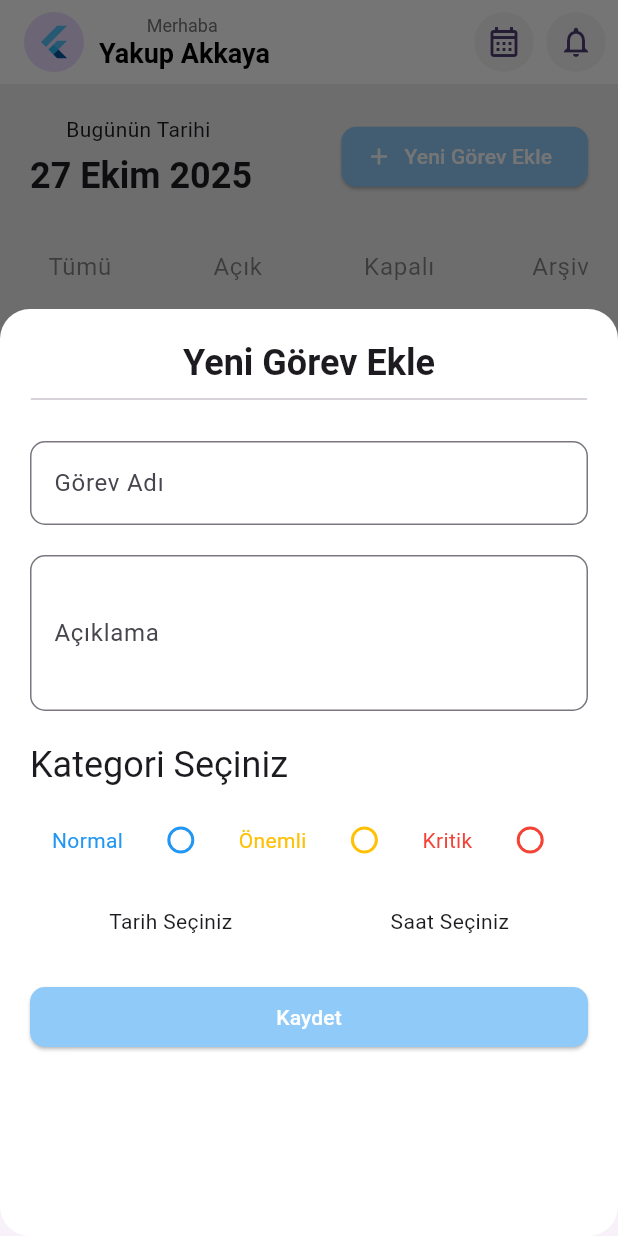
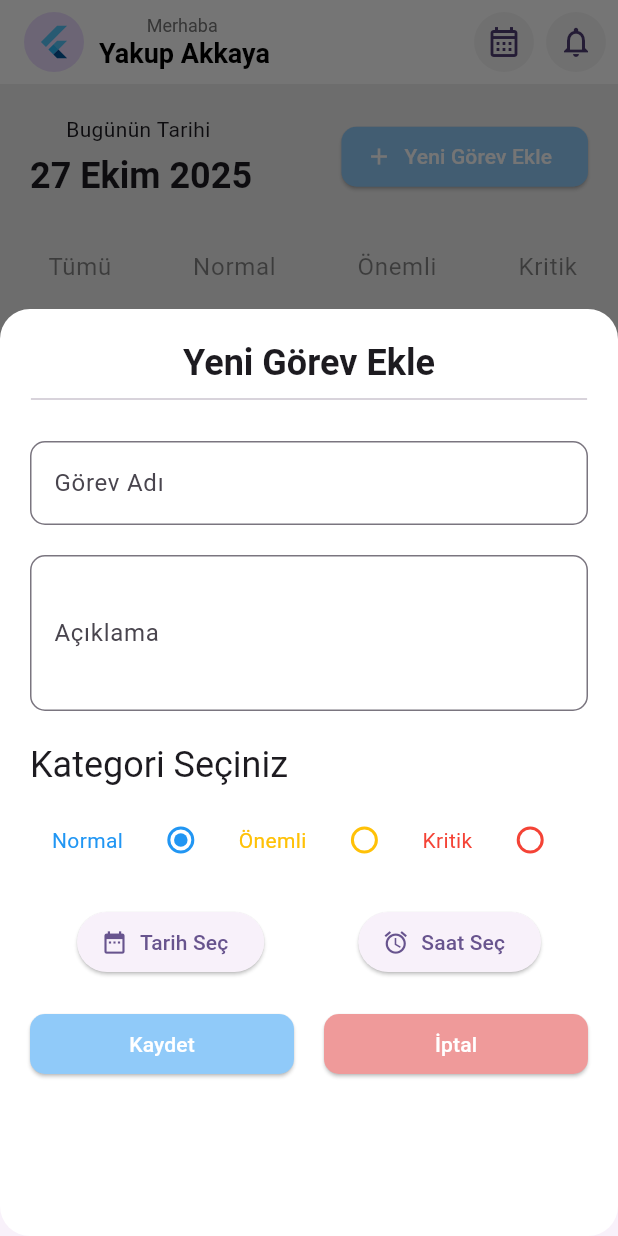
Before and after one commit to ykakkaya/todoapp-riverpod-firebase, a Flutter app: the screen it shows after launch, after a tap on "Yeni Görev Ekle", on a phone screen of 412 x 824 dp. Run offline on Flutter 3.47's test engine with Material 3 defaults, Android fonts, the phone set to English and light mode, and no system bars; our stand-ins replace flutter_datetime_picker_plus, flutter_riverpod, gap.

Commit message:
task add uı + riverpod package add

```diff
--- a/lib/main.dart
+++ b/lib/main.dart
@@ -1,12 +1,14 @@
 import 'package:flutter/material.dart';
+import 'package:flutter_riverpod/flutter_riverpod.dart';
 import 'package:todoapp/views/home_page.dart';
 import 'package:intl/date_symbol_data_local.dart';
+import 'package:flutter_localizations/flutter_localizations.dart';
 
 
 void main() async{
   WidgetsFlutterBinding.ensureInitialized();
   await initializeDateFormatting('tr', null);
-  runApp(const MyApp());
+  runApp(ProviderScope(child: const MyApp()));
 }
 
 class MyApp extends StatelessWidget {
@@ -21,6 +23,11 @@ class MyApp extends StatelessWidget {
       theme: ThemeData(
         colorScheme: ColorScheme.fromSeed(seedColor: Colors.deepPurple),
       ),
+        localizationsDelegates: const [
+        GlobalMaterialLocalizations.delegate,
+        GlobalWidgetsLocalizations.delegate,
+        GlobalCupertinoLocalizations.delegate,
+      ],
       home:  HomePage(),
     );
   }
--- /dev/null
+++ b/lib/providers/taskProviders/category_radio_provider.dart
@@ -0,0 +1,11 @@
+import 'package:flutter_riverpod/flutter_riverpod.dart';
+
+class RadioButtonNotifier extends Notifier<String> {
+  @override
+   build() {
+    return 'Normal';
+  }
+}
+
+final radioButtonProvider =
+    NotifierProvider<RadioButtonNotifier, String>(RadioButtonNotifier.new);
--- /dev/null
+++ b/lib/providers/taskProviders/task_add_date_provider.dart
@@ -0,0 +1,11 @@
+import 'package:flutter_riverpod/flutter_riverpod.dart';
+
+class TaskAddDateNotifier extends Notifier<DateTime> {
+  @override
+   build() {
+    return DateTime.now();
+  }
+}
+
+final taskAddDateProvider =
+    NotifierProvider<TaskAddDateNotifier, DateTime>(TaskAddDateNotifier.new);
--- a/lib/utils/category_enum.dart
+++ b/lib/utils/category_enum.dart
@@ -1,13 +1,13 @@
 enum CategoryEnum {
   All,
-  Open,
-  Closed,
-  Archive,
+  Normal,
+  Onemli,
+  Kritik,
 }
 
 const categoryLabels = {
   CategoryEnum.All: 'Tümü',
-  CategoryEnum.Open: 'Açık',
-  CategoryEnum.Closed: 'Kapalı',
-  CategoryEnum.Archive: 'Arşiv',
+  CategoryEnum.Normal: 'Normal',
+  CategoryEnum.Onemli: 'Önemli',
+  CategoryEnum.Kritik: 'Kritik',
 };
--- a/lib/widgets/category_area.dart
+++ b/lib/widgets/category_area.dart
@@ -20,7 +20,7 @@ class CategoryArea extends StatelessWidget {
           return Row(
             children: [
               TextButton(onPressed: (){}, child: Text(  item,style: Theme.of(context).textTheme.bodyLarge?.copyWith(color: Colors.black45),)),
-              Gap(40)
+              Gap(30)
             ],
           );
         },),
--- a/lib/widgets/new_task_form.dart
+++ b/lib/widgets/new_task_form.dart
@@ -1,17 +1,22 @@
+import 'package:flutter/cupertino.dart';
 import 'package:flutter/material.dart';
+import 'package:flutter_datetime_picker_plus/flutter_datetime_picker_plus.dart';
+import 'package:flutter_riverpod/flutter_riverpod.dart';
 import 'package:gap/gap.dart';
+import 'package:todoapp/providers/taskProviders/category_radio_provider.dart';
+import 'package:todoapp/providers/taskProviders/task_add_date_provider.dart';
+import 'package:todoapp/utils/category_enum.dart';
 
-class NewTaskForm extends StatefulWidget {
+class NewTaskForm extends ConsumerWidget {
   const NewTaskForm({super.key});
 
+
+
+
   @override
-  State<NewTaskForm> createState() => _NewTaskFormState();
-}
+  Widget build(BuildContext context , WidgetRef ref) {
 
-class _NewTaskFormState extends State<NewTaskForm> {
-  String? _groupValue;
-  @override
-  Widget build(BuildContext context) {
+
     return Container(
       decoration: BoxDecoration(
         color: Colors.white,
@@ -68,29 +73,26 @@ class _NewTaskFormState extends State<NewTaskForm> {
                     ),
                     Gap(10),
                     RadioGroup(
-                      groupValue: _groupValue,
+                      groupValue: ref.watch(radioButtonProvider),
                       onChanged: (value) {
-                        setState(() {
-                          _groupValue = value;
-                        });
-                        print(_groupValue);
+                       ref.read(radioButtonProvider.notifier).state = value!;
                       },
                       child: Row(
                         mainAxisAlignment: MainAxisAlignment.spaceEvenly,
                         children: [
-                          Text("Normal", style: TextStyle(color: Colors.blue)),
+                          Text(categoryLabels[CategoryEnum.Normal]!, style: TextStyle(color: Colors.blue)),
                           Radio(
-                            value: "Normal",
+                            value: categoryLabels[CategoryEnum.Normal]!,
                             fillColor: WidgetStatePropertyAll(Colors.blue),
                           ),
-                          Text("Önemli", style: TextStyle(color: Colors.amber)),
+                          Text(categoryLabels[CategoryEnum.Onemli]!, style: TextStyle(color: Colors.amber)),
                           Radio(
-                            value: "Önemli",
+                            value: categoryLabels[CategoryEnum.Onemli]!,
                             fillColor: WidgetStatePropertyAll(Colors.amber),
                           ),
-                          Text("Kritik", style: TextStyle(color: Colors.red)),
+                          Text(categoryLabels[CategoryEnum.Kritik]!, style: TextStyle(color: Colors.red)),
                           Radio(
-                            value: "Kritik",
+                            value: categoryLabels[CategoryEnum.Kritik]!,
                             fillColor: WidgetStatePropertyAll(Colors.red),
                           ),
                         ],
@@ -100,12 +102,34 @@ class _NewTaskFormState extends State<NewTaskForm> {
                     Row(
                       mainAxisAlignment: MainAxisAlignment.spaceAround,
                       children: [
-                        Column(children: [Text("Tarih Seçiniz"), Gap(10)]),
-                        Column(children: [Text("Saat Seçiniz"), Gap(10)]),
+                        //Tarih Seçici Butonu
+                            ElevatedButton.icon(onPressed: (){
+                              DatePicker.showDatePicker(context,
+                              showTitleActions: true,
+                               onConfirm: (date) {
+                              },
+                              minTime: DateTime(2020, 1, 1),
+                           currentTime: DateTime.now(),
+                            locale: LocaleType.tr);
+                            }, label: Text("Tarih Seç",), icon: Icon(Icons.date_range)),
+                        //Saat Seçici Butonu
+                           ElevatedButton.icon(onPressed: (){
+                              DatePicker.showTimePicker(context,
+                              showTitleActions: true, onConfirm: (date) {}, currentTime: DateTime.now(),
+                              locale: LocaleType.tr
+                              );
+
+                           }, label: Text("Saat Seç",), icon: Icon(Icons.alarm)),
+
+
                       ],
                     ),
                     Gap(20),
-                    ElevatedButton(
+                    Row(
+                      children: [
+                        Expanded(
+                          child: ElevatedButton(
+
                             onPressed: () {},
                             child: Text(
                               "Kaydet",
@@ -118,6 +142,27 @@ class _NewTaskFormState extends State<NewTaskForm> {
                               ),
                             ),
                           ),
+                        ),
+                        Gap(20),
+                         Expanded(
+                           child: ElevatedButton(
+                                                 onPressed: () {
+                                                 },
+                                                 child: Text(
+                                                   "İptal",
+                                                   style: TextStyle(color: Colors.white),
+                                                 ),
+                                                 style: ElevatedButton.styleFrom(
+                                                   backgroundColor: Colors.red.shade200,
+                                                   shape: RoundedRectangleBorder(
+                            borderRadius: BorderRadius.circular(10),
+                                                   ),
+                                                 ),
+                                               ),
+                         ),
+                      ],
+                    ),
+
                   ],
                 ),
               ),
--- a/pubspec.yaml
+++ b/pubspec.yaml
@@ -36,6 +36,10 @@ dependencies:
   cupertino_icons: ^1.0.8
   intl: ^0.20.2
   gap: ^3.0.1
+  flutter_riverpod: ^3.0.3
+  flutter_localizations:
+    sdk: flutter
+  flutter_datetime_picker_plus: ^2.2.0
 
 
 dev_dependencies:
```
Also changed, not shown: pubspec.lock. Lines whose indentation alone changed are shown as unchanged.
